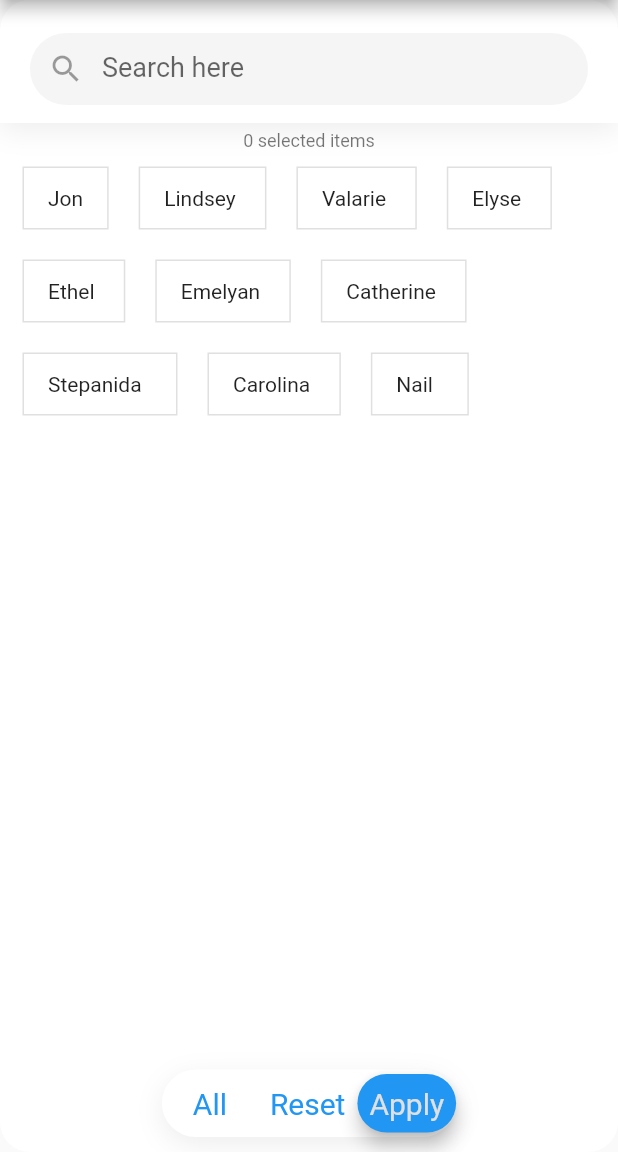
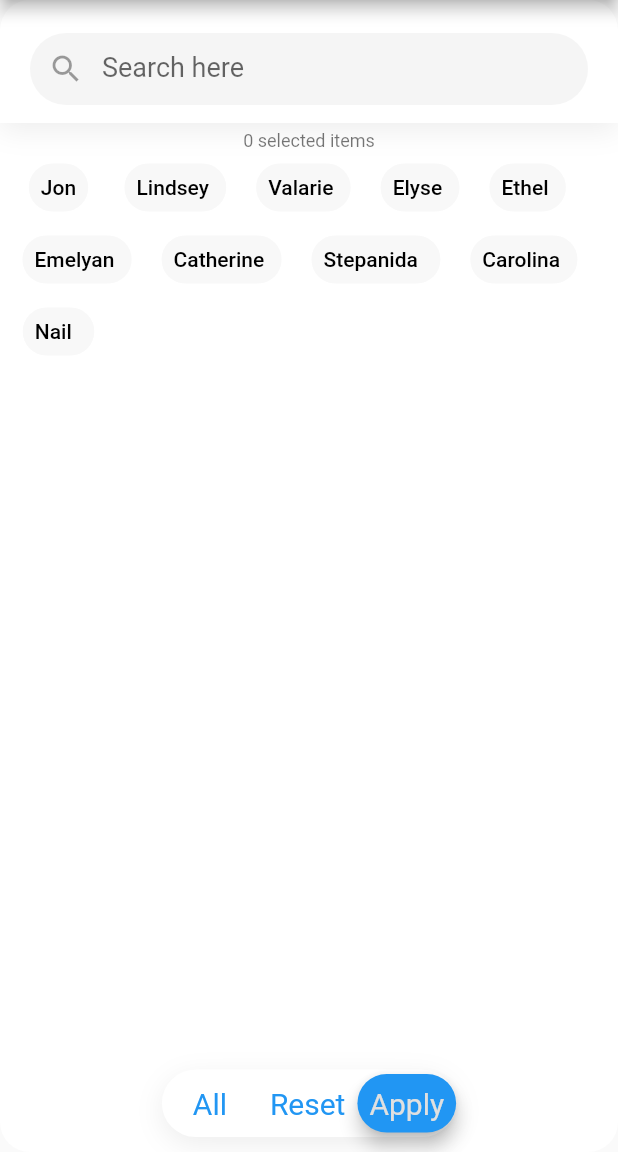
Before and after one commit to Seven-112/flutter_plugin_filter_list, a Flutter app: the screen it shows after launch, after a tap on "Filter Page", on a phone screen of 412 x 824 dp, the part 84-1236 px from its top. Run offline on Flutter 3.47's test engine with Material 2 defaults, Android fonts, the phone set to English and light mode, and no system bars.

Commit message:
✨ Add theme widget ✨ Add theme for choice chip

````diff
--- a/example/lib/main.dart
+++ b/example/lib/main.dart
@@ -31,6 +31,7 @@ class _MyHomePageState extends State<MyHomePage> {
   void _openFilterDialog() async {
     await FilterListDialog.display<User>(
       context,
+      themeData: FilterListThemeData(context: context),
       listData: userList,
       selectedListData: selectedUserList,
       height: 480,
@@ -171,6 +172,9 @@ class FilterPage extends StatelessWidget {
       ),
       body: SafeArea(
         child: FilterListWidget<User>(
+          themeData: FilterListThemeData(
+            context: context,
+          ),
           listData: userList,
           selectedListData: selectedUserList,
           hideHeaderText: true,
@@ -181,17 +185,17 @@ class FilterPage extends StatelessWidget {
             /// Used to print text on chip
             return item!.name;
           },
-          choiceChipBuilder: (context, item, isSelected) {
-            return Container(
-              padding: EdgeInsets.symmetric(horizontal: 16, vertical: 12),
-              margin: EdgeInsets.symmetric(horizontal: 10, vertical: 10),
-              decoration: BoxDecoration(
-                  border: Border.all(
-                color: isSelected! ? Colors.blue[300]! : Colors.grey[300]!,
-              )),
-              child: Text(item.name),
-            );
-          },
+          // choiceChipBuilder: (context, item, isSelected) {
+          //   return Container(
+          //     padding: EdgeInsets.symmetric(horizontal: 16, vertical: 12),
+          //     margin: EdgeInsets.symmetric(horizontal: 10, vertical: 10),
+          //     decoration: BoxDecoration(
+          //         border: Border.all(
+          //       color: isSelected! ? Colors.blue[300]! : Colors.grey[300]!,
+          //     )),
+          //     child: Text(item.name),
+          //   );
+          // },
           validateSelectedItem: (list, val) {
             ///  identify if item is selected or not
             return list!.contains(val);
--- a/lib/filter_list.dart
+++ b/lib/filter_list.dart
@@ -1,3 +1,4 @@
 library filter_list;
 
 export 'src/filter_list_dialog.dart';
+export 'src/theme/theme.dart';
--- a/lib/src/filter_list_widget.dart
+++ b/lib/src/filter_list_widget.dart
@@ -47,9 +47,10 @@ typedef ValidateRemoveItem<T> = List<T> Function(List<T>? list, T item);
 ///    },
 ///   )
 /// ```
-class FilterListWidget<T> extends StatefulWidget {
+class FilterListWidget<T extends Object> extends StatefulWidget {
   const FilterListWidget({
     Key? key,
+    this.themeData,
     this.height,
     this.width,
     this.listData,
@@ -61,8 +62,6 @@ class FilterListWidget<T> extends StatefulWidget {
     this.borderRadius = 20,
     this.onApplyButtonClick,
     this.choiceChipBuilder,
-    this.selectedChipTextStyle,
-    this.unselectedChipTextStyle,
     this.controlButtonTextStyle,
     this.applyButtonTextStyle,
     this.headerTextStyle,
@@ -81,8 +80,6 @@ class FilterListWidget<T> extends StatefulWidget {
     this.applyButonTextBackgroundColor = Colors.blue,
     this.backgroundColor = Colors.white,
     this.searchFieldBackgroundColor = const Color(0xfff5f5f5),
-    this.selectedTextBackgroundColor = Colors.blue,
-    this.unselectedTextbackGroundColor = const Color(0xfff8f8f8),
     this.enableOnlySingleSelection = false,
     this.allButtonText = 'All',
     this.applyButtonText = 'Apply',
@@ -105,6 +102,10 @@ class FilterListWidget<T> extends StatefulWidget {
     this.wrapCrossAxisAlignment = WrapCrossAlignment.start,
     this.wrapSpacing = 0.0,
   }) : super(key: key);
+
+  /// Filter theme
+  final FilterListThemeData? themeData;
+
   final double? height;
   final double? width;
   final double borderRadius;
@@ -120,19 +121,11 @@ class FilterListWidget<T> extends StatefulWidget {
   final Color? backgroundColor;
   final Color? applyButonTextBackgroundColor;
   final Color? searchFieldBackgroundColor;
-  final Color? selectedTextBackgroundColor;
-  final Color? unselectedTextbackGroundColor;
 
   final String headlineText;
   final String searchFieldHintText;
   final bool hideSelectedTextCount;
   final bool hideSearchField;
-
-  /// TextStyle for chip when selected.
-  final TextStyle? selectedChipTextStyle;
-
-  /// TextStyle for chip when not selected.
-  final TextStyle? unselectedChipTextStyle;
 
   /// TextStyle for `All` and `Reset` button text.
   final TextStyle? controlButtonTextStyle;
@@ -246,7 +239,8 @@ class FilterListWidget<T> extends StatefulWidget {
   _FilterListWidgetState<T> createState() => _FilterListWidgetState<T>();
 }
 
-class _FilterListWidgetState<T> extends State<FilterListWidget<T>> {
+class _FilterListWidgetState<T extends Object>
+    extends State<FilterListWidget<T>> {
   List<T>? _listData;
   List<T> _selectedListData = <T>[];
 
@@ -423,10 +417,6 @@ class _FilterListWidgetState<T> extends State<FilterListWidget<T>> {
               );
             },
             selected: selectedText,
-            selectedTextBackgroundColor: widget.selectedTextBackgroundColor,
-            unselectedTextBackgroundColor: widget.unselectedTextbackGroundColor,
-            selectedChipTextStyle: widget.selectedChipTextStyle,
-            unselectedChipTextStyle: widget.unselectedChipTextStyle,
             text: widget.choiceChipLabel(item),
           ),
         );
@@ -543,7 +533,9 @@ class _FilterListWidgetState<T> extends State<FilterListWidget<T>> {
 
   @override
   Widget build(BuildContext context) {
-    return Scaffold(
+    return FilterListTheme(
+      data: widget.themeData ?? FilterListThemeData.light(context),
+      child: Scaffold(
         backgroundColor: Colors.transparent,
         body: ClipRRect(
           borderRadius: BorderRadius.all(Radius.circular(widget.borderRadius)),
@@ -558,6 +550,7 @@ class _FilterListWidgetState<T> extends State<FilterListWidget<T>> {
             ),
           ),
         ),
+      ),
     );
   }
 }
--- /dev/null
+++ b/lib/src/theme/choice_chip_theme.dart
@@ -0,0 +1,277 @@
+import 'package:filter_list/src/theme/filter_list_theme.dart';
+import 'package:flutter/foundation.dart';
+import 'package:flutter/material.dart';
+
+/// Overrides the default style of [ChoiceChip]
+///
+/// See also:
+///
+///  * [ChoiceChipThemeData], which is used to configure this theme.
+class ChoiceChipTheme extends InheritedTheme {
+  /// Builds a [GifDialogTheme].
+  const ChoiceChipTheme({
+    Key? key,
+    required this.data,
+    required Widget child,
+  }) : super(key: key, child: child);
+
+  /// The configuration of this theme.
+  final ChoiceChipThemeData data;
+
+  /// The closest instance of this class that encloses the given context.
+  ///
+  /// If there is no enclosing [ChoiceChipTheme] widget, then
+  /// [FilterListThemeData.choiceChipTheme] is used.
+  ///
+  /// Typical usage is as follows:
+  ///
+  /// ```dart
+  /// final theme = ChoiceChipThemeData.of(context);
+  /// ```
+  static ChoiceChipThemeData of(BuildContext context) {
+    final choiceChipTheme =
+        context.dependOnInheritedWidgetOfExactType<ChoiceChipTheme>();
+    return choiceChipTheme?.data ?? FilterListTheme.of(context).choiceChipTheme;
+  }
+
+  @override
+  Widget wrap(BuildContext context, Widget child) =>
+      ChoiceChipTheme(data: data, child: child);
+
+  @override
+  bool updateShouldNotify(ChoiceChipTheme oldWidget) => data != oldWidget.data;
+
+  @override
+  void debugFillProperties(DiagnosticPropertiesBuilder properties) {
+    super.debugFillProperties(properties);
+    properties.add(DiagnosticsProperty<ChoiceChipThemeData>('data', data));
+  }
+}
+
+/// {@template choice_chip_theme}
+/// A style that overrides the default appearance of [ChoiceChip] and
+/// [ChoiceChip] widgets when used with [ChoiceChipTheme] or with the overall
+/// [FilterListTheme]'s [FilterListThemeData.choiceChipTheme].
+///
+/// See also:
+///
+/// * [ChoiceChipTheme], the theme which is configured with this class.
+/// * [FilterListThemeData.choiceChipTheme], which can be used to override
+/// the default style for [ChoiceChip]
+/// {@endtemplate}
+class ChoiceChipThemeData with Diagnosticable {
+  /// Builds a [ChoiceChipThemeData].
+  const ChoiceChipThemeData({
+    this.selectedTextStyle = const TextStyle(color: Colors.white),
+    this.textStyle,
+    this.selectedBackgroundColor = Colors.blue,
+    this.backgroundColor,
+    this.visualDensity,
+    this.elevation,
+    this.side,
+    this.shape,
+    this.shadowColor = Colors.black,
+    this.selectedShadowColor = Colors.black,
+    this.padding,
+    this.labelPadding,
+    this.margin = const EdgeInsets.symmetric(horizontal: 10.0),
+  });
+
+  factory ChoiceChipThemeData.light(BuildContext context) =>
+      ChoiceChipThemeData(
+        selectedTextStyle:
+            TextStyle(color: Theme.of(context).colorScheme.onPrimary),
+        textStyle: TextStyle(color: Colors.black),
+        selectedBackgroundColor: Colors.blue,
+        backgroundColor: const Color(0xfff8f8f8),
+        visualDensity: VisualDensity.adaptivePlatformDensity,
+        elevation: 0,
+        selectedShadowColor: Colors.black,
+        shadowColor: Colors.black,
+        padding: const EdgeInsets.all(4),
+        labelPadding: const EdgeInsets.symmetric(horizontal: 4.0),
+        margin: const EdgeInsets.symmetric(horizontal: 10.0),
+      );
+
+  /// TextStyle for chip when selected.
+  final TextStyle? selectedTextStyle;
+
+  /// TextStyle for chip when not selected.
+  final TextStyle? textStyle;
+
+  /// Color to be used for the selected, selected chip's background.
+  ///
+  /// The default is [Colors.blue].
+  final Color? selectedBackgroundColor;
+
+  /// Color to be used for the unselected, unselected chip's background.
+  ///
+  /// The default is light grey.
+  final Color? backgroundColor;
+
+  ///Defines how compact the chip's layout will be.
+  ///
+  /// Chips are unaffected by horizontal density changes.
+  final VisualDensity? visualDensity;
+
+  /// Elevation to be applied on the chip relative to its parent.
+  ///
+  /// This controls the size of the shadow below the chip.
+  ///
+  /// Defaults to 0. The value is always non-negative.
+  final double? elevation;
+
+  /// The color and weight of the chip's outline.
+  ///
+  /// Defaults to the border side in the ambient [ChipThemeData]. If the theme border side resolves to null, the default is the border side of [shape].
+  final BorderSide? side;
+
+  /// The [OutlinedBorder] to draw around the chip.
+  ///
+  /// Defaults to the shape in the ambient [ChipThemeData]. If the theme shape resolves to null, the default is [StadiumBorder].
+  final OutlinedBorder? shape;
+
+  /// Color of the chip's shadow when the elevation is greater than 0.
+  ///
+  /// The default is [Colors.black].
+  final Color? shadowColor;
+
+  /// Color of the chip's shadow when the elevation is greater than 0 and the chip is selected.
+  ///
+  ///The default is [Colors.black].
+  final Color? selectedShadowColor;
+
+  /// The padding between the contents of the chip and the outside [shape].
+  ///
+  /// Defaults to 4 logical pixels on all sides.
+
+  final EdgeInsetsGeometry? padding;
+
+  /// The padding around the [label] widget.
+  ///
+  /// By default, this is 4 logical pixels at the beginning and the end of the label, and zero on top and bottom.
+  final EdgeInsetsGeometry? labelPadding;
+
+  /// The margin around choice chip
+  final EdgeInsetsGeometry margin;
+
+  /// Creates a copy of this theme, but with the given fields replaced with
+  /// the new values.
+  ChoiceChipThemeData copyWith({
+    TextStyle? selectedChipTextStyle,
+    TextStyle? unselectedChipTextStyle,
+    Color? selectedTextBackgroundColor,
+    Color? unselectedTextbackGroundColor,
+    VisualDensity? visualDensity,
+    double? elevation,
+    BorderSide? side,
+    OutlinedBorder? shape,
+    Color? shadowColor,
+    Color? selectedShadowColor,
+    EdgeInsetsGeometry? padding,
+    EdgeInsetsGeometry? labelPadding,
+    EdgeInsetsGeometry? margin,
+  }) {
+    return ChoiceChipThemeData(
+      selectedTextStyle: selectedChipTextStyle ?? this.selectedTextStyle,
+      textStyle: unselectedChipTextStyle ?? this.textStyle,
+      selectedBackgroundColor:
+          selectedTextBackgroundColor ?? this.selectedBackgroundColor,
+      backgroundColor: unselectedTextbackGroundColor ?? this.backgroundColor,
+      visualDensity: visualDensity ?? this.visualDensity,
+      elevation: elevation ?? this.elevation,
+      side: side ?? this.side,
+      shape: shape ?? this.shape,
+      shadowColor: shadowColor ?? this.shadowColor,
+      selectedShadowColor: selectedShadowColor ?? this.selectedShadowColor,
+      padding: padding ?? this.padding,
+      labelPadding: labelPadding ?? this.labelPadding,
+      margin: margin ?? this.margin,
+    );
+  }
+
+  /// Linearly interpolates between two [ChoiceChipThemeData].
+  ///
+  /// All the properties must be non-null.
+  ChoiceChipThemeData lerp(
+    ChoiceChipThemeData a,
+    ChoiceChipThemeData b,
+    double t,
+  ) {
+    return ChoiceChipThemeData(
+      selectedTextStyle:
+          TextStyle.lerp(a.selectedTextStyle, b.selectedTextStyle, t),
+      textStyle: TextStyle.lerp(a.textStyle, b.textStyle, t),
+      selectedBackgroundColor: a.selectedBackgroundColor,
+      backgroundColor: Color.lerp(a.backgroundColor, b.backgroundColor, t),
+      visualDensity: VisualDensity.lerp(a.visualDensity!, b.visualDensity!, t),
+      elevation: a.elevation,
+      side: BorderSide.lerp(a.side!, b.side!, t),
+      shape: a.shape,
+      shadowColor: Color.lerp(a.shadowColor, b.shadowColor, t),
+      selectedShadowColor:
+          Color.lerp(a.selectedShadowColor, b.selectedShadowColor, t),
+      padding: EdgeInsetsGeometry.lerp(a.padding, b.padding, t),
+      labelPadding: EdgeInsetsGeometry.lerp(a.labelPadding, b.labelPadding, t),
+      margin: EdgeInsetsGeometry.lerp(a.margin, b.margin, t)!,
+    );
+  }
+
+  @override
+  bool operator ==(Object other) =>
+      identical(this, other) ||
+      other is ChoiceChipThemeData &&
+          runtimeType == other.runtimeType &&
+          selectedTextStyle == other.selectedTextStyle &&
+          textStyle == other.textStyle &&
+          selectedBackgroundColor == other.selectedBackgroundColor &&
+          backgroundColor == other.backgroundColor &&
+          visualDensity == other.visualDensity &&
+          elevation == other.elevation &&
+          side == other.side &&
+          shape == other.shape &&
+          shadowColor == other.shadowColor &&
+          selectedShadowColor == other.selectedShadowColor &&
+          padding == other.padding &&
+          labelPadding == other.labelPadding &&
+          margin == other.margin;
+
+  @override
+  int get hashCode =>
+      selectedTextStyle.hashCode ^
+      textStyle.hashCode ^
+      selectedBackgroundColor.hashCode ^
+      backgroundColor.hashCode ^
+      visualDensity.hashCode ^
+      elevation.hashCode ^
+      side.hashCode ^
+      shape.hashCode ^
+      shadowColor.hashCode ^
+      selectedShadowColor.hashCode ^
+      padding.hashCode ^
+      labelPadding.hashCode ^
+      margin.hashCode;
+
+  @override
+  void debugFillProperties(DiagnosticPropertiesBuilder properties) {
+    super.debugFillProperties(properties);
+    properties.add(DiagnosticsProperty<Color>(
+        'selectedTextBackgroundColor', selectedBackgroundColor));
+    properties.add(
+        DiagnosticsProperty<TextStyle?>('unselectedChipTextStyle', textStyle));
+    properties.add(DiagnosticsProperty<TextStyle?>(
+        'selectedChipTextStyle', selectedTextStyle));
+    properties.add(
+        DiagnosticsProperty<VisualDensity>('visualDensity', visualDensity));
+    properties.add(DiagnosticsProperty<double>('elevation', elevation));
+    properties.add(DiagnosticsProperty<BorderSide>('side', side));
+    properties.add(DiagnosticsProperty<OutlinedBorder>('shape', shape));
+    properties.add(DiagnosticsProperty<Color>('shadowColor', shadowColor));
+    properties.add(
+        DiagnosticsProperty<Color>('selectedShadowColor', selectedShadowColor));
+    properties.add(DiagnosticsProperty<EdgeInsetsGeometry>('padding', padding));
+    properties.add(
+        DiagnosticsProperty<EdgeInsetsGeometry>('labelPadding', labelPadding));
+    properties.add(DiagnosticsProperty<EdgeInsetsGeometry>('margin', margin));
+  }
+}
--- /dev/null
+++ b/lib/src/theme/filter_list_theme.dart
@@ -0,0 +1,98 @@
+import 'package:filter_list/src/theme/choice_chip_theme.dart';
+import 'package:flutter/foundation.dart';
+import 'package:flutter/material.dart';
+
+/// Applies a [FilterListThemeData] to descendent Filter list widgets.
+class FilterListTheme extends InheritedWidget {
+  /// Builds a [FilterListTheme].
+  const FilterListTheme({
+    Key? key,
+    required this.data,
+    required Widget child,
+  }) : super(key: key, child: child);
+
+  /// The [FilterListThemeData] styling for this theme.
+  final FilterListThemeData data;
+
+  @override
+  bool updateShouldNotify(FilterListTheme oldWidget) => data != oldWidget.data;
+
+  /// Retrieves the [FilterListThemeData] from the closest ancestor
+  /// [FilterListTheme] widget.
+  static FilterListThemeData of(BuildContext context) {
+    final pensilTheme =
+        context.dependOnInheritedWidgetOfExactType<FilterListTheme>();
+
+    assert(
+      pensilTheme != null,
+      'You must have a StreamFeedTheme widget at the top of your widget tree',
+    );
+
+    return pensilTheme!.data;
+  }
+}
+
+/// Defines the configuration of the overall visual [FilterListTheme] for a
+/// particular widget subtree.
+class FilterListThemeData with Diagnosticable {
+  /// Builds a [FilterListThemeData] with default values, if none are given.
+  factory FilterListThemeData({
+    required BuildContext context,
+    Brightness? brightness,
+    IconThemeData? primaryIconTheme,
+    ChoiceChipThemeData? choiceChipTheme,
+  }) {
+    // Use the given brightness, or a default
+    final _brightness = brightness ?? Brightness.light;
+    // Determine dark or light
+    final isDark = _brightness == Brightness.dark;
+
+    // Use the given primaryIconTheme or a default.
+    primaryIconTheme ??= IconThemeData(
+      color: isDark ? const Color(0xff959595) : const Color(0xff757575),
+    );
+
+    choiceChipTheme = choiceChipTheme ?? ChoiceChipThemeData.light(context);
+
+    return FilterListThemeData.raw(
+      brightness: _brightness,
+      primaryIconTheme: primaryIconTheme,
+      choiceChipTheme: choiceChipTheme,
+    );
+  }
+
+  /// A default light theme.
+  factory FilterListThemeData.light(BuildContext context) =>
+      FilterListThemeData(brightness: Brightness.light, context: context);
+
+  /// A default dark theme.
+  factory FilterListThemeData.dark(BuildContext context) =>
+      FilterListThemeData(brightness: Brightness.dark, context: context);
+
+  /// Raw [FilterListThemeData] initialization.
+  const FilterListThemeData.raw({
+    required this.brightness,
+    required this.primaryIconTheme,
+    required this.choiceChipTheme,
+  });
+
+  /// The [Brightness] of this theme.
+  final Brightness brightness;
+
+  /// The primary icon theme
+  final IconThemeData primaryIconTheme;
+
+  /// {@macro choice_chip_theme}
+  final ChoiceChipThemeData choiceChipTheme;
+
+  @override
+  void debugFillProperties(DiagnosticPropertiesBuilder properties) {
+    super.debugFillProperties(properties);
+    properties
+      ..add(EnumProperty<Brightness>('brightness', brightness))
+      ..add(DiagnosticsProperty<IconThemeData>(
+          'primaryIconTheme', primaryIconTheme))
+      ..add(DiagnosticsProperty<ChoiceChipThemeData>(
+          'choiceChipTheme', choiceChipTheme));
+  }
+}
--- /dev/null
+++ b/lib/src/theme/theme.dart
@@ -0,0 +1,2 @@
+export 'filter_list_theme.dart';
+export 'choice_chip_theme.dart';
--- a/lib/src/widget/choice_chip_widget.dart
+++ b/lib/src/widget/choice_chip_widget.dart
@@ -2,62 +2,60 @@ import 'package:filter_list/filter_list.dart';
 import 'package:flutter/material.dart';
 
 class ChoiceChipWidget<T> extends StatelessWidget {
-  const ChoiceChipWidget(
-      {Key? key,
-      this.text,
-      this.item,
-      this.selected,
-      this.onSelected,
-      this.unselectedTextBackgroundColor,
-      this.selectedTextBackgroundColor,
-      this.choiceChipBuilder,
-      this.selectedChipTextStyle,
-      this.unselectedChipTextStyle})
-      : super(key: key);
+  const ChoiceChipWidget({
+    Key? key,
+    this.text,
+    this.item,
+    this.selected,
+    this.onSelected,
+    this.choiceChipBuilder,
+  }) : super(key: key);
 
   final String? text;
   final bool? selected;
-  final Function(bool)? onSelected;
-  final Color? unselectedTextBackgroundColor;
-  final Color? selectedTextBackgroundColor;
-  final TextStyle? selectedChipTextStyle;
-  final TextStyle? unselectedChipTextStyle;
+  final void Function(bool)? onSelected;
   final T? item;
 
   /// Builder for custom choice chip
   final ChoiceChipBuilder? choiceChipBuilder;
 
-  TextStyle getSelectedTextStyle(BuildContext context) {
+  TextStyle? getSelectedTextStyle(BuildContext context) {
     return selected!
-        ? selectedChipTextStyle ??
-            TextStyle(color: Theme.of(context).colorScheme.onPrimary)
-        : unselectedChipTextStyle ?? TextStyle(color: Colors.black);
+        ? FilterListTheme.of(context).choiceChipTheme.selectedTextStyle
+        : FilterListTheme.of(context).choiceChipTheme.textStyle;
+  }
+
+  Color? getBackgroundColor(BuildContext context) {
+    return selected!
+        ? FilterListTheme.of(context).choiceChipTheme.selectedBackgroundColor
+        : FilterListTheme.of(context).choiceChipTheme.backgroundColor;
   }
 
   @override
   Widget build(BuildContext context) {
+    final theme = FilterListTheme.of(context).choiceChipTheme;
     return choiceChipBuilder != null
         ? GestureDetector(
-            onTap: () {
-              onSelected!(true);
-            },
+            onTap: () => onSelected!(true),
             child: choiceChipBuilder!(context, item, selected),
           )
-        : Container(
-            padding: const EdgeInsets.symmetric(horizontal: 10),
+        : Padding(
+            padding: theme.margin,
             child: ChoiceChip(
-              backgroundColor: selected!
-                  ? selectedTextBackgroundColor
-                  : unselectedTextBackgroundColor,
-              selectedColor: selected!
-                  ? selectedTextBackgroundColor
-                  : unselectedTextBackgroundColor,
-              label: Text(
-                '$text',
-                style: getSelectedTextStyle(context),
-              ),
+              labelPadding: theme.labelPadding,
+              padding: theme.padding,
+              backgroundColor: getBackgroundColor(context),
+              selectedColor: theme.selectedBackgroundColor,
+              label: Text('$text'),
+              labelStyle: getSelectedTextStyle(context),
+              visualDensity: theme.visualDensity,
               selected: selected!,
               onSelected: onSelected,
+              elevation: theme.elevation,
+              side: theme.side,
+              shape: theme.shape,
+              shadowColor: theme.shadowColor,
+              selectedShadowColor: theme.selectedShadowColor,
             ),
           );
   }
````
Also changed, not shown: lib/src/filter_list_dialog.dart (+6 -14 lines), 1 other file. Lines whose indentation alone changed are shown as unchanged.
